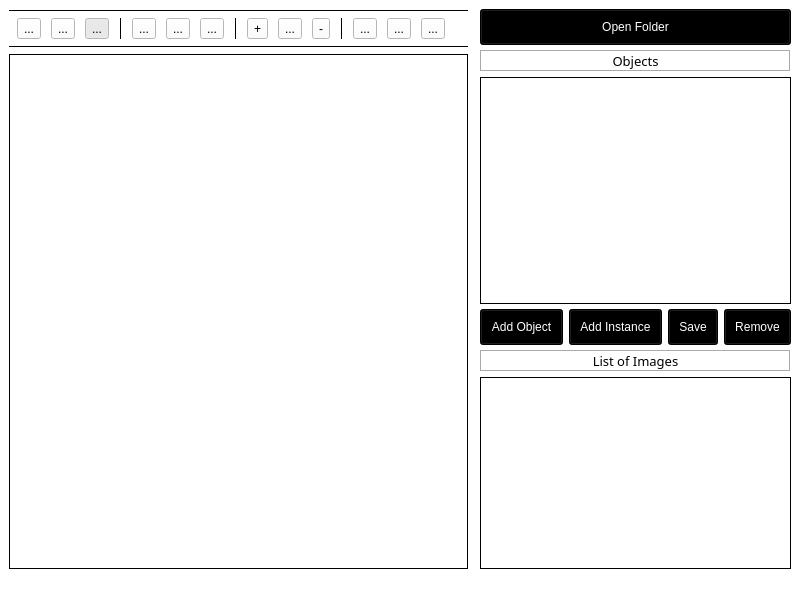
First picture: the form in main.ui, repository add1993/image-annotator-qt, before the edit.
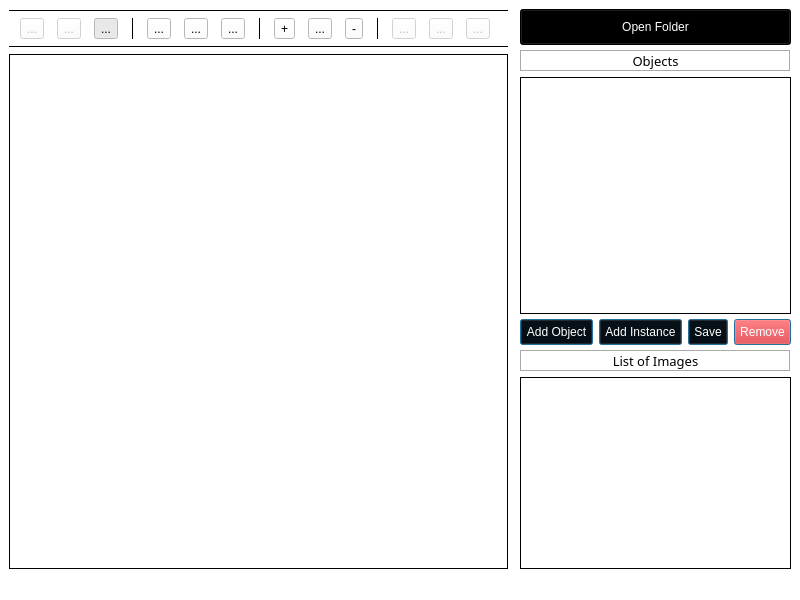
Second picture: the form after the edit. Icons and pictures are not drawn.

Commit message: added save json functionality

Patch:
```diff
--- a/main.ui
+++ b/main.ui
@@ -74,6 +74,9 @@
               <height>20</height>
              </size>
             </property>
+			<property name="enabled">
+			 <bool>false</bool>
+			</property>
             <property name="checkable">
              <bool>true</bool>
             </property>
@@ -106,6 +109,9 @@
             <property name="checkable">
              <bool>true</bool>
             </property>
+			<property name="enabled">
+			 <bool>false</bool>
+			</property>
             <attribute name="buttonGroup">
              <string notr="true">buttonGroup</string>
             </attribute>
@@ -205,7 +211,7 @@
             </property>
             <property name="iconSize">
              <size>
-              <width>20</width>
+              <width>40</width>
               <height>20</height>
              </size>
             </property>
@@ -228,7 +234,7 @@
             </property>
             <property name="iconSize">
              <size>
-              <width>20</width>
+              <width>40</width>
               <height>20</height>
              </size>
             </property>
@@ -258,7 +264,7 @@
             </property>
             <property name="iconSize">
              <size>
-              <width>20</width>
+              <width>40</width>
               <height>20</height>
              </size>
             </property>
@@ -328,6 +334,9 @@
             <property name="text">
              <string>...</string>
             </property>
+			<property name="enabled">
+			 <bool>false</bool>
+			</property>
             <property name="icon">
              <iconset>
               <normaloff>icons/undo2.png</normaloff>icons/undo2.png</iconset>
@@ -355,6 +364,9 @@
              <iconset>
               <normaloff>icons/loop2.png</normaloff>icons/loop2.png</iconset>
             </property>
+			<property name="enabled">
+			 <bool>false</bool>
+			</property>
             <property name="iconSize">
              <size>
               <width>20</width>
@@ -378,6 +390,9 @@
              <iconset>
               <normaloff>icons/redo2.png</normaloff>icons/redo2.png</iconset>
             </property>
+			<property name="enabled">
+			 <bool>false</bool>
+			</property>
             <property name="iconSize">
              <size>
               <width>20</width>
@@ -559,7 +574,7 @@
 					  </property>
 					  <property name="styleSheet">
 					   <string notr="true">background-color: black; /* Blue */
-			padding:10px;
+			padding:5px;
 			color:white;</string>
 					  </property>
 					  <property name="text">
@@ -569,7 +584,7 @@
 					   <bool>false</bool>
 					  </property>
 					  <property name="default">
-					   <bool>false</bool>
+					   <bool>true</bool>
 					  </property>
 					  <property name="flat">
 					   <bool>false</bool>
@@ -594,7 +609,7 @@
 					  </property>
 					  <property name="styleSheet">
 					   <string notr="true">background-color: black; /* Blue */
-			padding:10px;
+			padding:5px;
 			color:white;</string>
 					  </property>
 					  <property name="text">
@@ -604,7 +619,7 @@
 					   <bool>false</bool>
 					  </property>
 					  <property name="default">
-					   <bool>false</bool>
+					   <bool>true</bool>
 					  </property>
 					  <property name="flat">
 					   <bool>false</bool>
@@ -629,7 +644,7 @@
 					  </property>
 					  <property name="styleSheet">
 					   <string notr="true">background-color: black; /* Blue */
-			padding:10px;
+			padding:5px;
 			color:white;</string>
 					  </property>
 					  <property name="text">
@@ -639,7 +654,7 @@
 					   <bool>false</bool>
 					  </property>
 					  <property name="default">
-					   <bool>false</bool>
+					   <bool>true</bool>
 					  </property>
 					  <property name="flat">
 					   <bool>false</bool>
@@ -663,8 +678,8 @@
 					   <bool>false</bool>
 					  </property>
 					  <property name="styleSheet">
-					   <string notr="true">background-color: black; /* Blue */
-			padding:10px;
+					   <string notr="true">background-color: Red;
+			padding:5px;
 			color:white;</string>
 					  </property>
 					  <property name="text">
@@ -674,7 +689,7 @@
 					   <bool>false</bool>
 					  </property>
 					  <property name="default">
-					   <bool>false</bool>
+					   <bool>true</bool>
 					  </property>
 					  <property name="flat">
 					   <bool>false</bool>
```
Left out of the diff: 12 changed lines with no effect on the pictures. The commit also changes 2 other files.
